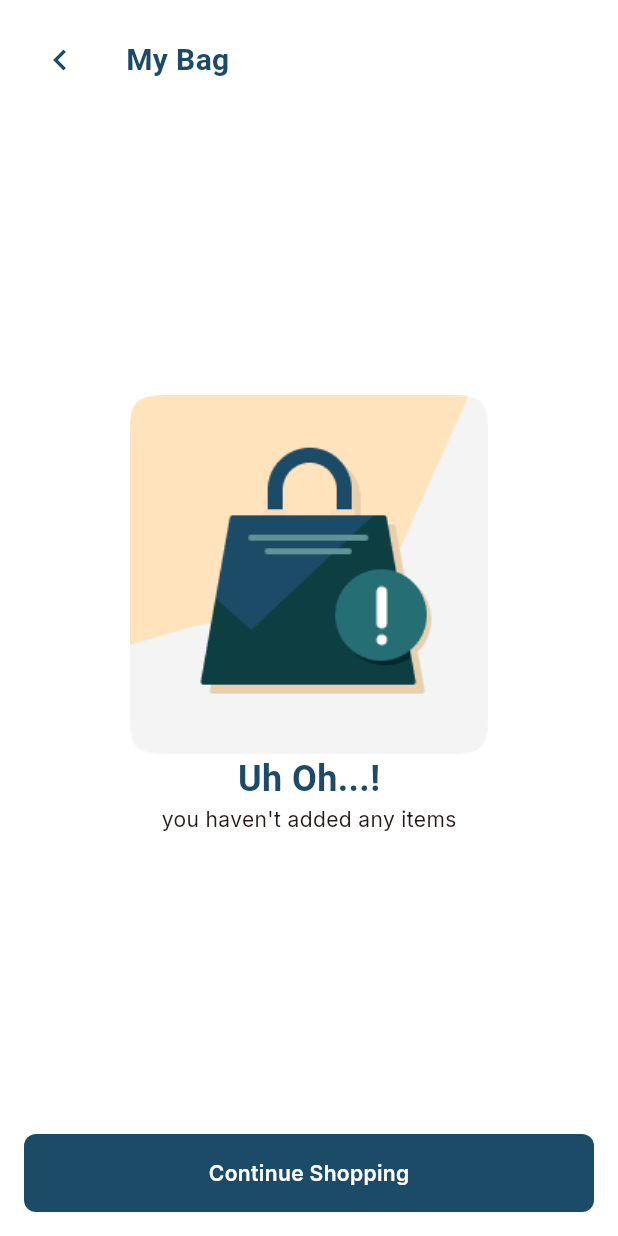
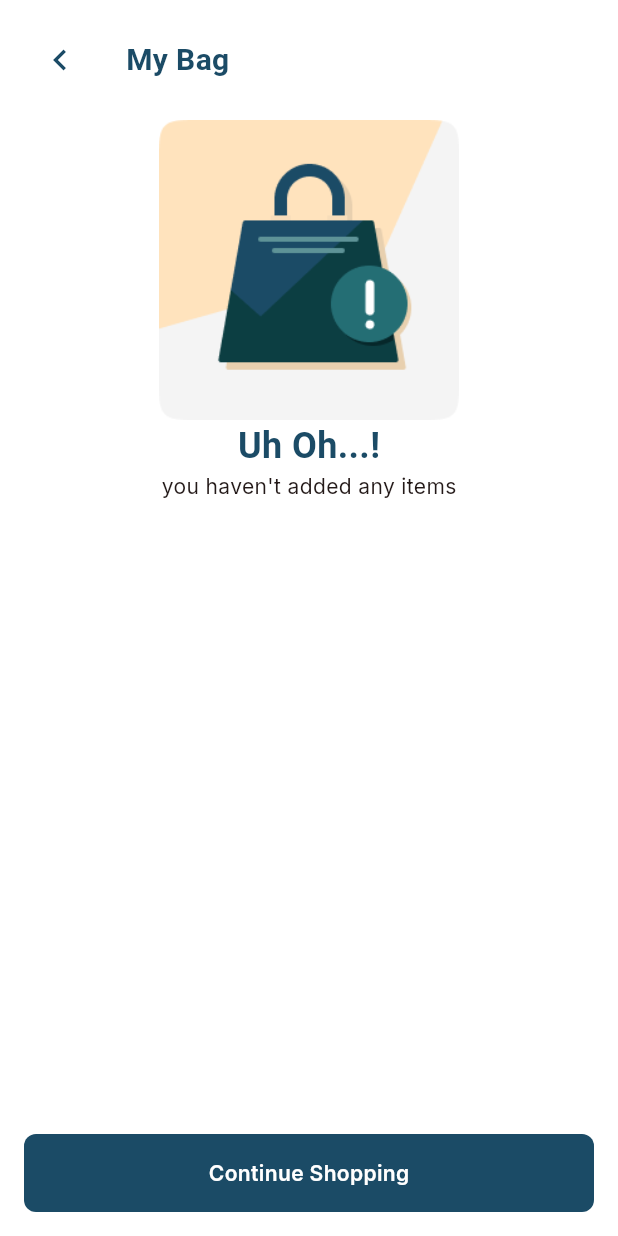
Before and after one commit to danangpurbojati/flutter_ecommerce, a Flutter app: the screen it shows after launch, item 4 of the bottom bar chosen, on a phone screen of 412 x 824 dp. Run offline on Flutter 3.47's test engine with Material 2 defaults, Android fonts, the phone set to English and light mode, and no system bars; network calls fail; Roboto replaces fonts that are missing (InterExtraBold).

```diff
--- a/lib/screens/cart/mobile.dart
+++ b/lib/screens/cart/mobile.dart
@@ -34,11 +34,16 @@ class MobileCart extends StatelessWidget {
         ),
         Expanded(
           flex: 1,
+          child: SingleChildScrollView(
             child: Column(
-            crossAxisAlignment: CrossAxisAlignment.center,
-            mainAxisAlignment: MainAxisAlignment.center,
               children: [
-              Image.asset('assets/images/cart.png'),
+                ConstrainedBox(
+                  constraints: const BoxConstraints(minWidth: 1, minHeight: 1, maxWidth: 200),
+                  child: Image.asset(
+                    'assets/images/cart.png',
+                    fit: BoxFit.fill,
+                  ),
+                ),
                 const Text(
                   'Uh Oh...!',
                   style: TextStyle(
@@ -50,6 +55,7 @@ class MobileCart extends StatelessWidget {
                 ),
                 const Text("you haven't added any items")
               ],
+            ),
           ),
         ),
         Align(
--- a/lib/screens/login/mobile.dart
+++ b/lib/screens/login/mobile.dart
@@ -49,8 +49,10 @@ class _MobileLoginState extends State<MobileLogin> {
           ),
         ),
         Expanded(
+          child: SingleChildScrollView(
             child: Column(
               mainAxisAlignment: MainAxisAlignment.center,
+              crossAxisAlignment: CrossAxisAlignment.center,
               children: [
                 const Text(
                   'Enter your email and password',
@@ -162,6 +164,8 @@ class _MobileLoginState extends State<MobileLogin> {
                 )
               ],
             ),
+
+          )
         )
       ],
     );
--- a/pubspec.yaml
+++ b/pubspec.yaml
@@ -19,7 +19,7 @@ publish_to: 'none' # Remove this line if you wish to publish to pub.dev
 version: 1.0.0+1
 
 environment:
-  sdk: '>=3.1.2 <4.0.0'
+  sdk: '>=3.1.3 <4.0.0'
 
 # Dependencies specify other packages that your package needs in order to work.
 # To automatically upgrade your package dependencies to the latest versions
```
Also changed, not shown: lib/commonwidgets/bottomnavigation.dart (+5 -9 lines), pubspec.lock. Lines whose indentation alone changed are shown as unchanged.
